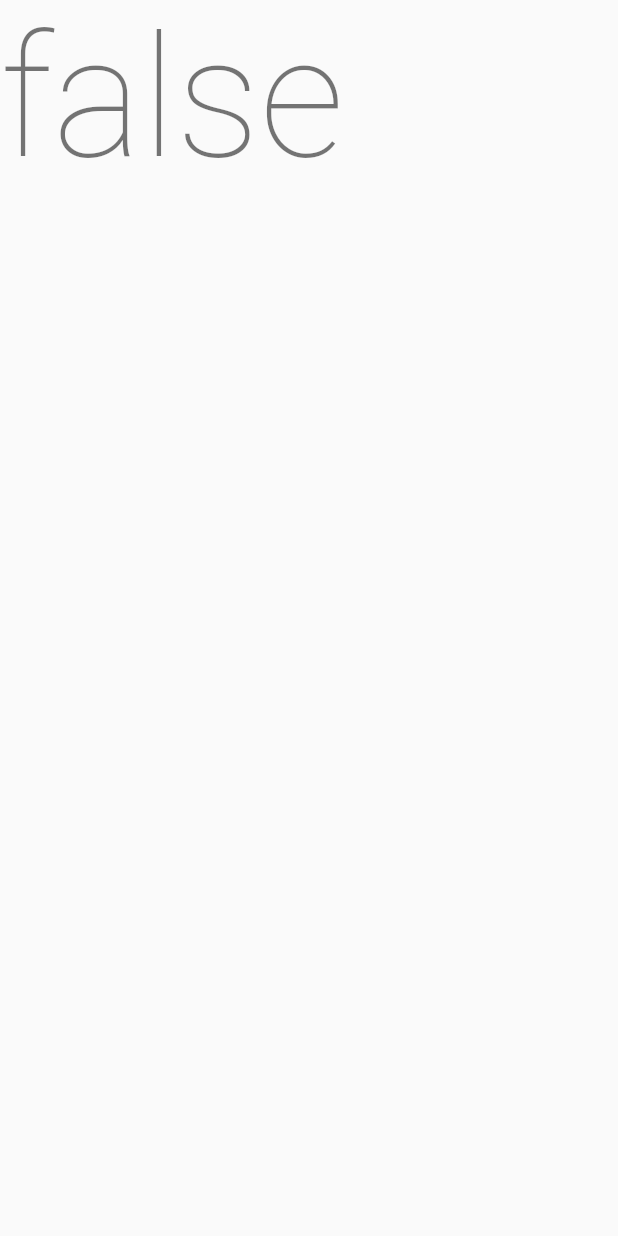
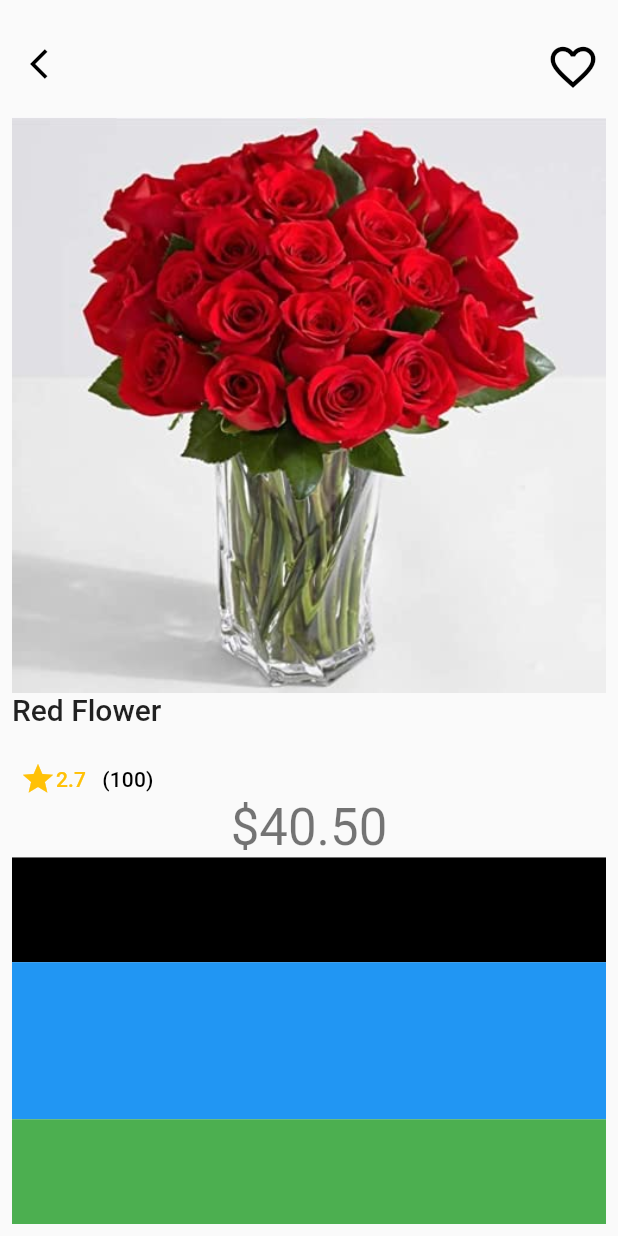
Before and after one commit to skyturkish/flutter_plant_shop_applications, a Flutter app: the ProductDetailPage screen opened directly with sample values from the repository, on a phone screen of 412 x 824 dp. Run offline on Flutter 3.47's test engine with Material 2 defaults, Android fonts, the light colour scheme and no system bars.

Commit message:
Welcomepage1.0--DetailPage0.5

```diff
--- a/lib/main.dart
+++ b/lib/main.dart
@@ -1,5 +1,5 @@
 import 'package:flutter/material.dart';
-import 'package:flutter_plant_shop_ui/views/main_page.dart';
+import 'package:flutter_plant_shop_ui/views/welcomepage.dart';
 
 void main() => runApp(const MyApp());
 
--- a/lib/models/ProductItem.dart
+++ b/lib/models/ProductItem.dart
@@ -3,10 +3,16 @@ class ProductItem {
   String name;
   String picturePath;
   bool isFavorite;
+  double score;
+  int reviews;
+  String about;
   ProductItem({
     required this.price,
     required this.name,
     required this.picturePath,
     this.isFavorite = false,
+    required this.score,
+    required this.reviews,
+    required this.about,
   });
 }
--- /dev/null
+++ b/lib/models/Products.dart
@@ -0,0 +1,67 @@
+import 'package:flutter_plant_shop_ui/models/ProductItem.dart';
+
+class ProductItems {
+  FlowersPictures flowersPath = FlowersPictures();
+  late final List<ProductItem> items;
+  ProductItems() {
+    items = [
+      ProductItem(
+          price: 40.50,
+          name: 'Red Flower',
+          picturePath: flowersPath.redFlower,
+          score: 2.7,
+          reviews: 100,
+          about:
+              'Red flower Red flower Red flower Red flower Red flower Red flower Red flower Red flower Red flower Red flower Red flower Red flower Red flower Red flower Red flower Red flower Red flower Red flower '),
+      ProductItem(
+          price: 30.78,
+          name: 'Blue Flower',
+          picturePath: flowersPath.blueFlower,
+          score: 3.8,
+          reviews: 280,
+          about:
+              'Blue Flower Blue Flower Blue Flower Blue Flower Blue Flower Blue Flower Blue Flower Blue Flower Blue Flower Blue Flower Blue Flower Blue Flower Blue Flower Blue Flower Blue Flower Blue Flower Blue Flower Blue Flower '),
+      ProductItem(
+          price: 57.99,
+          name: 'Pink Flower',
+          picturePath: flowersPath.pinkFlower,
+          score: 4.7,
+          reviews: 330,
+          about:
+              'Pink Flower Pink Flower Pink Flower Pink Flower Pink Flower Pink Flower Pink Flower Pink Flower Pink Flower Pink Flower Pink Flower Pink Flower Pink Flower Pink Flower Pink Flower Pink Flower Pink Flower Pink Flower Pink Flower Pink Flower Pink Flower Pink Flower Pink Flower Pink Flower Pink Flower Pink Flower Pink Flower Pink Flower Pink Flower Pink Flower Pink Flower Pink Flower Pink Flower Pink Flower Pink Flower '),
+      ProductItem(
+          price: 31.31,
+          name: 'Purple Flower',
+          picturePath: flowersPath.purpleFlower,
+          score: 3.9,
+          reviews: 17,
+          about:
+              'Purple Flower Purple Flower Purple Flower Purple Flower Purple Flower '),
+      ProductItem(
+          price: 67.45,
+          name: 'White Flower',
+          picturePath: flowersPath.whiteFlower,
+          score: 4.2,
+          reviews: 3,
+          about:
+              'White Flower White Flower White Flower White Flower White Flower White Flower White Flower White Flower White Flower White Flower White Flower White Flower White Flower White Flower White Flower White Flower White Flower White Flower White Flower White Flower White Flower White Flower White Flower White Flower White Flower White Flower White Flower White Flower White Flower White Flower White Flower White Flower White Flower White Flower White Flower White Flower White Flower White Flower White Flower White Flower White Flower White Flower White Flower White Flower White Flower White Flower White Flower White Flower White Flower White Flower White Flower White Flower White Flower White Flower White Flower White Flower White Flower White Flower White Flower White Flower White Flower White Flower White Flower '),
+      ProductItem(
+          price: 38.12,
+          name: 'Yellow Flower',
+          picturePath: flowersPath.yellowFlower,
+          score: 4.5,
+          reviews: 1487,
+          about:
+              'Yellow Flower Yellow Flower Yellow Flower Yellow Flower Yellow Flower Yellow Flower Yellow Flower Yellow Flower Yellow Flower Yellow Flower Yellow Flower Yellow Flower Yellow Flower Yellow Flower Yellow Flower Yellow Flower Yellow Flower  '),
+    ];
+  }
+}
+
+class FlowersPictures {
+  final String redFlower = 'assets/flowers/redflower.jpg';
+  final String blueFlower = 'assets/flowers/blueflower.jpg';
+  final String pinkFlower = 'assets/flowers/pinkflower.jpg';
+  final String purpleFlower = 'assets/flowers/purpleflower.jpg';
+  final String whiteFlower = 'assets/flowers/whiteflower.jpg';
+  final String yellowFlower = 'assets/flowers/yellowflower.jpg';
+}
--- /dev/null
+++ b/lib/product/favorite_button.dart
@@ -0,0 +1,33 @@
+import 'package:flutter/material.dart';
+import 'package:flutter_plant_shop_ui/core/IsFavoriteButtonn.dart';
+import 'package:flutter_plant_shop_ui/models/ProductItem.dart';
+
+class FavoriteButton extends StatefulWidget {
+  const FavoriteButton({Key? key, required this.currentProduct})
+      : super(key: key);
+
+  final ProductItem currentProduct;
+
+  @override
+  State<FavoriteButton> createState() => _FavoriteButtonState();
+}
+
+class _FavoriteButtonState extends State<FavoriteButton> {
+  @override
+  Widget build(BuildContext context) {
+    return IconButton(
+      icon: IsFavoriteButton(currentProduct: widget.currentProduct),
+      onPressed: () {
+
+        setState(
+          // Sadece tek bir widget'ı build etmek istiyorsan setState ile onu kendi widget'ına çekmen, özel widget'a gerekiyor.
+          () => {
+            widget.currentProduct.isFavorite = !widget.currentProduct.isFavorite
+          },
+        );
+      },
+    );
+  }
+}
+
+// // Iconbutton kendisinden gelen bir paddingi var unutma
--- a/lib/views/product_detail_view.dart
+++ b/lib/views/product_detail_view.dart
@@ -1,9 +1,14 @@
+
 import 'package:flutter/material.dart';
+import 'package:flutter_plant_shop_ui/core/container_picture.dart';
 import 'package:flutter_plant_shop_ui/models/ProductItem.dart';
+import 'package:flutter_plant_shop_ui/product/ProductListView.dart';
+import 'package:flutter_plant_shop_ui/product/favorite_button.dart';
 
 class ProductDetailPage extends StatefulWidget {
-  ProductDetailPage({Key? key, required this.current_item}) : super(key: key);
-final ProductItem current_item;
+  const ProductDetailPage({Key? key, required this.currentProduct})
+      : super(key: key);
+  final ProductItem currentProduct;
   @override
   State<ProductDetailPage> createState() => _ProductDetailPageState();
 }
@@ -11,6 +16,77 @@ final ProductItem current_item;
 class _ProductDetailPageState extends State<ProductDetailPage> {
   @override
   Widget build(BuildContext context) {
-    return Scaffold(body: Text(widget.current_item.isFavorite.toString(),style: Theme.of(context).textTheme.headline1,),);
+    return SafeArea(
+      child: Scaffold(
+          body: SafeArea(
+        child: Padding(
+          padding: PaddingUtilites().generalPadding,
+          child: Column(
+            children: [
+              Expanded(
+                  flex: 2,
+                  child: Row(
+                    mainAxisAlignment: MainAxisAlignment.spaceBetween,
+                    children: [
+                      IconButton(
+                          onPressed: () {
+                            Navigator.of(context)
+                                .pop(widget.currentProduct.isFavorite);
+                          },
+                          icon: Icon(Icons.arrow_back_ios)),
+                      FavoriteButton(currentProduct: widget.currentProduct)
+                    ],
+                  )),
+              Expanded(
+                  flex: 11,
+                  child: ContainerBackgroundPicture(
+                      image: AssetImage(widget.currentProduct.picturePath),
+                      child: Text(" "))),
+              Expanded(
+                  flex: 2,
+                  child: Row(
+                    children: [
+                      Column(
+                        mainAxisAlignment: MainAxisAlignment.spaceBetween,
+                        children: [
+                          Text(widget.currentProduct.name,style: Theme.of(context).textTheme.headline6,),
+                          Row(
+                            children: [
+                              Icon(Icons.star,color: Colors.amber,),
+                              Text(widget.currentProduct.score.toString()+"   ",style: Theme.of(context).textTheme.subtitle2!.copyWith(color: Colors.amber),),
+                              Text("("+widget.currentProduct.reviews.toString()+")",style: Theme.of(context).textTheme.subtitle2)
+                            ],
+                          )
+                        ],
+                      ),
+                      Row(
+                        children: [],
+                      )
+                    ],
+                  )),
+              Text(
+                '\$40.50',
+                style: Theme.of(context).textTheme.headline4,
+              ),
+              Expanded(
+                  flex: 2,
+                  child: Container(
+                    color: Colors.black,
+                  )),
+              Expanded(
+                  flex: 3,
+                  child: Container(
+                    color: Colors.blue,
+                  )),
+              Expanded(
+                  flex: 2,
+                  child: Container(
+                    color: Colors.green,
+                  ))
+            ],
+          ),
+        ),
+      )),
+    );
   }
 }
--- a/lib/views/main_page.dart
+++ b/lib/views/welcomepage.dart
@@ -13,6 +13,7 @@ class MainPage extends StatefulWidget {
 }
 
 class _MainPageState extends State<MainPage> {
+
   @override
   Widget build(BuildContext context) {
     return SafeArea(
```
Also changed, not shown: lib/core/isFavoriteButton.dart (deleted, +0 -30 lines), lib/core/navigatorhelper.dart (added, +24 -0 lines), lib/product/ProductListView.dart (+27 -65 lines), pubspec.lock.
